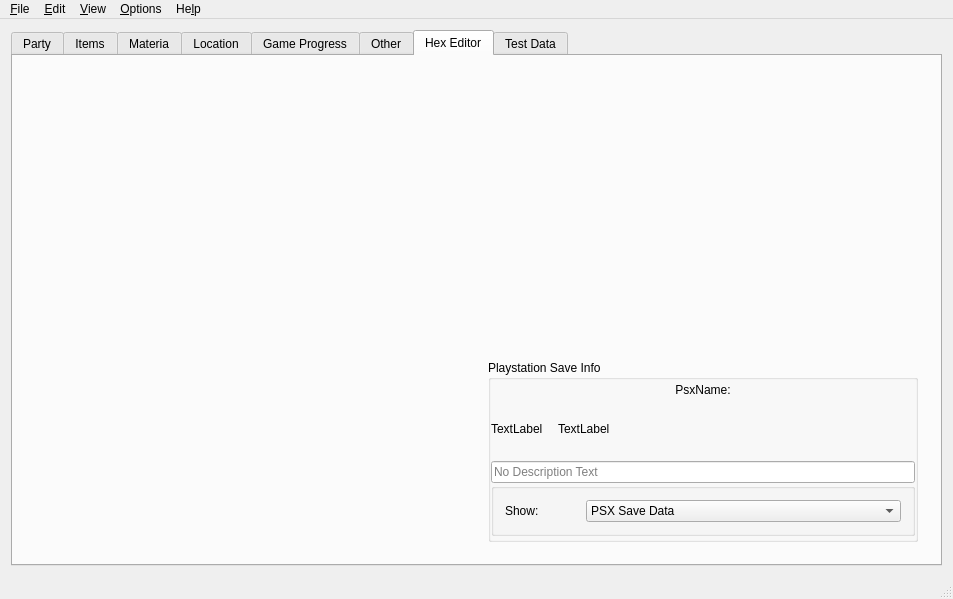
Before: the Qt Designer form mainwindow.ui in sithlord48/blackchocobo, drawn with Qt 5.
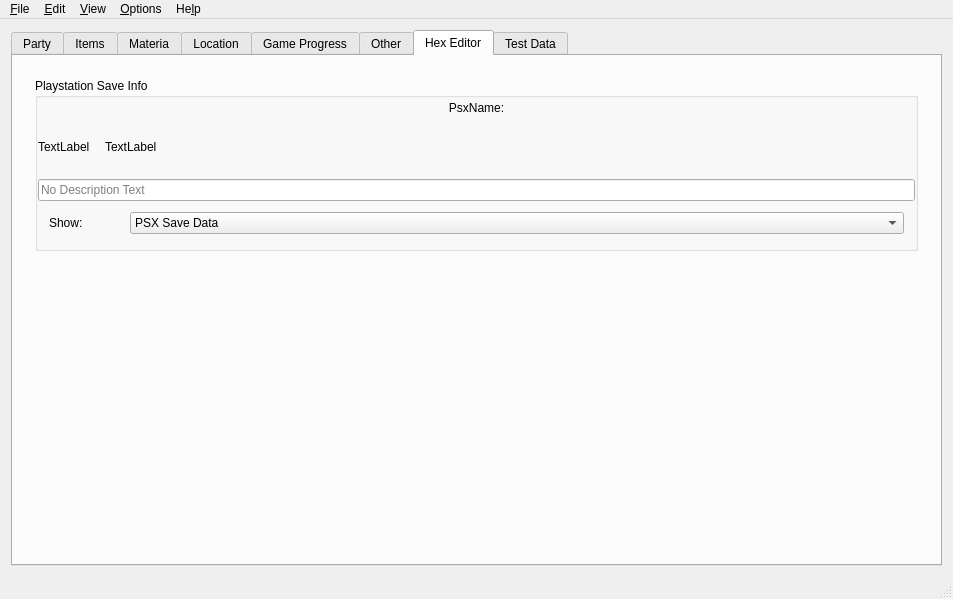
After: the same form once the commit is applied. The open tabs and pages were chosen to show the change. Icons and pictures are not drawn.

Commit message: stack psx info on top of hexeditor, hide data switcher if not ff7 save, always refresh gui on slot load

Patch:
```diff
--- a/mainwindow.ui
+++ b/mainwindow.ui
@@ -5651,52 +5651,9 @@
        </attribute>
        <layout class="QVBoxLayout" name="verticalLayout_3">
         <item>
-         <widget class="QFrame" name="frame_2">
-          <property name="frameShape">
-           <enum>QFrame::NoFrame</enum>
-          </property>
-          <property name="frameShadow">
-           <enum>QFrame::Plain</enum>
-          </property>
-          <property name="lineWidth">
-           <number>0</number>
-          </property>
-          <layout class="QHBoxLayout" name="horizontalLayout_13">
-           <property name="spacing">
-            <number>0</number>
-           </property>
-           <property name="leftMargin">
-            <number>0</number>
-           </property>
-           <property name="topMargin">
-            <number>0</number>
-           </property>
-           <property name="rightMargin">
-            <number>0</number>
-           </property>
-           <property name="bottomMargin">
-            <number>0</number>
-           </property>
-           <item>
-            <widget class="QFrame" name="group_hexedit">
-             <property name="maximumSize">
-              <size>
-               <width>16777215</width>
-               <height>16777215</height>
-              </size>
-             </property>
-             <property name="frameShape">
-              <enum>QFrame::NoFrame</enum>
-             </property>
-             <property name="frameShadow">
-              <enum>QFrame::Plain</enum>
-             </property>
-            </widget>
-           </item>
-           <item>
             <widget class="QFrame" name="vgroup">
              <property name="sizePolicy">
-              <sizepolicy hsizetype="Preferred" vsizetype="Preferred">
+           <sizepolicy hsizetype="Preferred" vsizetype="Fixed">
                <horstretch>0</horstretch>
                <verstretch>0</verstretch>
               </sizepolicy>
@@ -5708,19 +5665,6 @@
               <enum>QFrame::Plain</enum>
              </property>
              <layout class="QVBoxLayout" name="verticalLayout_19">
-              <item>
-               <spacer name="spacer_23">
-                <property name="orientation">
-                 <enum>Qt::Vertical</enum>
-                </property>
-                <property name="sizeHint" stdset="0">
-                 <size>
-                  <width>20</width>
-                  <height>40</height>
-                 </size>
-                </property>
-               </spacer>
-              </item>
               <item>
                <widget class="QGroupBox" name="psxExtras">
                 <property name="title">
@@ -5808,10 +5752,7 @@
                   </widget>
                  </item>
                  <item>
-                  <widget class="QGroupBox" name="groupBox12">
-                   <property name="title">
-                    <string/>
-                   </property>
+               <widget class="QWidget" name="boxHexData" native="true">
                    <layout class="QVBoxLayout" name="verticalLayout_15">
                     <item>
                      <layout class="QHBoxLayout" name="Hgroup">
@@ -5874,6 +5815,49 @@
              </layout>
             </widget>
            </item>
+        <item>
+         <widget class="QFrame" name="frame_2">
+          <property name="frameShape">
+           <enum>QFrame::NoFrame</enum>
+          </property>
+          <property name="frameShadow">
+           <enum>QFrame::Plain</enum>
+          </property>
+          <property name="lineWidth">
+           <number>0</number>
+          </property>
+          <layout class="QHBoxLayout" name="horizontalLayout_13">
+           <property name="spacing">
+            <number>0</number>
+           </property>
+           <property name="leftMargin">
+            <number>0</number>
+           </property>
+           <property name="topMargin">
+            <number>0</number>
+           </property>
+           <property name="rightMargin">
+            <number>0</number>
+           </property>
+           <property name="bottomMargin">
+            <number>0</number>
+           </property>
+           <item>
+            <widget class="QFrame" name="group_hexedit">
+             <property name="maximumSize">
+              <size>
+               <width>16777215</width>
+               <height>16777215</height>
+              </size>
+             </property>
+             <property name="frameShape">
+              <enum>QFrame::NoFrame</enum>
+             </property>
+             <property name="frameShadow">
+              <enum>QFrame::Plain</enum>
+             </property>
+            </widget>
+           </item>
           </layout>
          </widget>
         </item>
```
Left out of the diff: 6 changed lines with no effect on the pictures. Lines whose indentation alone changed are shown as unchanged. The commit also changes 1 other file.
